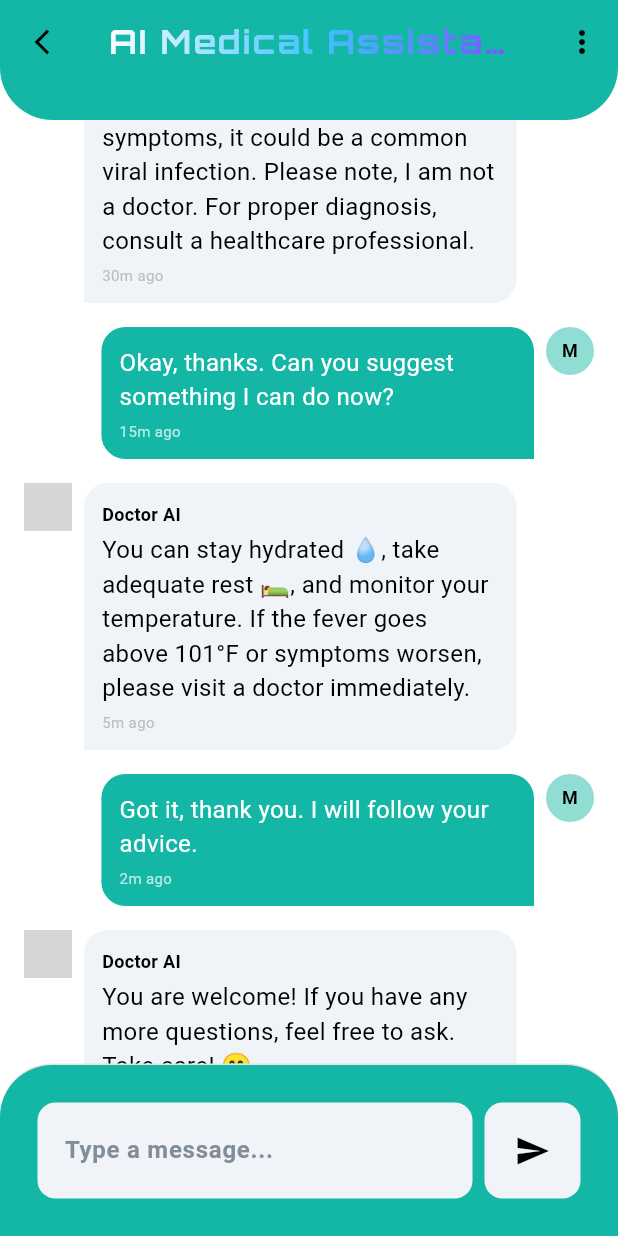
After one commit to Cloud-Crew-Technologies/medical_ai_assistant, a Flutter app: the ChatScreenView screen opened by its route, scrolled down 576 dp, after a tap on the "send" icon, on a phone screen of 412 x 824 dp. The commit adds this screen. Run offline on Flutter 3.47's test engine with Material 3 defaults, Android fonts, the phone set to English and light mode, and no system bars; our stand-ins replace camera, cloud_firestore, firebase_core, flutter_tts, get, google_fonts and 3 more; accounts and stored records are empty; network calls fail; grey boxes are pictures that could not be loaded.

Commit message:
Add chat screen functionality with message handling and navigation

```diff
--- a/lib/app/modules/Health_metrics_Screen/view/Health_metrics_view.dart
+++ b/lib/app/modules/Health_metrics_Screen/view/Health_metrics_view.dart
@@ -227,7 +227,15 @@ class HealthMetricsView extends GetView<HealthMetricsController> {
         selectedItemColor: isDark ? kPrimaryColor : kLightPrimaryColor,
         unselectedItemColor: isDark ? kPrimaryColor : kLightPrimaryColor,
         onTap: (index) {
-          // Handle bottom nav tap
+          switch (index) {
+            case 0:
+              Get.toNamed(Routes.HEALTH_METRICS);
+              break;
+            case 1:
+              Get.toNamed(Routes.CHAT_SCREEN);
+              break;
+          }
+
         },
         items: const [
           BottomNavigationBarItem(
--- /dev/null
+++ b/lib/app/modules/chat_screen/bindings/chat_screen_binding.dart
@@ -0,0 +1,12 @@
+import 'package:get/get.dart';
+
+import '../controllers/chat_screen_controller.dart';
+
+class ChatScreenBinding extends Bindings {
+  @override
+  void dependencies() {
+    Get.lazyPut<ChatController>(
+      () => ChatController(),
+    );
+  }
+}
--- /dev/null
+++ b/lib/app/modules/chat_screen/controllers/chat_screen_controller.dart
@@ -0,0 +1,196 @@
+import 'package:flutter/material.dart';
+import 'package:get/get.dart';
+import 'package:medical_ai_assistant/app/modules/chat_screen/models/message_model.dart';
+
+class ChatController extends GetxController {
+  // Observable list of messages
+  final RxList<Message> messages = <Message>[].obs;
+
+  // Text controller for input field
+  final TextEditingController textController = TextEditingController();
+
+  // Scroll controller for chat list
+  final ScrollController scrollController = ScrollController();
+
+  @override
+  void onInit() {
+    super.onInit();
+    loadDummyMessages();
+  }
+
+  @override
+  void onClose() {
+    textController.dispose();
+    scrollController.dispose();
+    super.onClose();
+  }
+
+  // Load dummy messages
+  void loadDummyMessages() {
+    final dummyMessages = [
+      Message(
+        id: '1',
+        text: 'Hi 👋, I am your medical support assistant. Could you tell me what symptoms you are experiencing?',
+        senderId: 'user1',
+        senderName: 'Doctor AI ',
+        timestamp: DateTime.now().subtract(const Duration(hours: 2)),
+        isMe: false,
+        avatarUrl: 'https://cdn.dribbble.com/userupload/2798815/file/original-d8b75e59492e979ad996c39eac216499.png?resize=752x&vertical=center',
+      ),
+      Message(
+        id: '2',
+        text: 'Hello, I need some help regarding my health. I have a headache and mild fever since yesterday.',
+        senderId: 'me',
+        senderName: 'Me',
+        timestamp: DateTime.now().subtract(const Duration(hours: 1, minutes: 45)),
+        isMe: true,
+      ),
+      Message(
+        id: '3',
+        text: 'Thanks for sharing. Do you also have symptoms like cough, sore throat, or body pain?',
+        senderId: 'user1',
+        senderName: 'Doctor AI ',
+        timestamp: DateTime.now().subtract(const Duration(hours: 1, minutes: 30)),
+        isMe: false,
+        avatarUrl: 'https://cdn.dribbble.com/userupload/2798815/file/original-d8b75e59492e979ad996c39eac216499.png?resize=752x&vertical=center',
+      ),
+      Message(
+        id: '4',
+        text: 'Yes, I have body pain but no cough.',
+        senderId: 'me',
+        senderName: 'Me',
+        timestamp: DateTime.now().subtract(const Duration(hours: 1, minutes: 15)),
+        isMe: true,
+      ),
+      Message(
+        id: '5',
+        text: 'Understood. Based on your symptoms, it could be a common viral infection. Please note, I am not a doctor. For proper diagnosis, consult a healthcare professional.',
+        senderId: 'user1',
+        senderName: 'Doctor AI ',
+        timestamp: DateTime.now().subtract(const Duration(minutes: 30)),
+        isMe: false,
+        avatarUrl: 'https://cdn.dribbble.com/userupload/2798815/file/original-d8b75e59492e979ad996c39eac216499.png?resize=752x&vertical=center',
+      ),
+      Message(
+        id: '6',
+        text: 'Okay, thanks. Can you suggest something I can do now?',
+        senderId: 'me',
+        senderName: 'Me',
+        timestamp: DateTime.now().subtract(const Duration(minutes: 15)),
+        isMe: true,
+      ),
+      Message(
+        id: '7',
+        text: 'You can stay hydrated 💧, take adequate rest 🛌, and monitor your temperature. If the fever goes above 101°F or symptoms worsen, please visit a doctor immediately.',
+        senderId: 'user1',
+        senderName: 'Doctor AI ',
+        timestamp: DateTime.now().subtract(const Duration(minutes: 5)),
+        isMe: false,
+        avatarUrl: 'https://cdn.dribbble.com/userupload/2798815/file/original-d8b75e59492e979ad996c39eac216499.png?resize=752x&vertical=center',
+      ),
+      Message(
+        id: '8',
+        text: 'Got it, thank you. I will follow your advice.',
+        senderId: 'me',
+        senderName: 'Me',
+        timestamp: DateTime.now().subtract(const Duration(minutes: 2)),
+        isMe: true,
+      ),
+      Message(
+        id: '9',
+        text: 'You are welcome! If you have any more questions, feel free to ask. Take care! 😊',
+        senderId: 'user1',
+        senderName: 'Doctor AI ',
+        timestamp: DateTime.now().subtract(const Duration(minutes: 1)),
+        isMe: false,
+        avatarUrl: 'https://cdn.dribbble.com/userupload/2798815/file/original-d8b75e59492e979ad996c39eac216499.png?resize=752x&vertical=center',
+      ),
+    ];
+
+    messages.addAll(dummyMessages);
+    scrollToBottom();
+  }
+
+  // Send a new message
+  void sendMessage() {
+    if (textController.text.trim().isEmpty) return;
+
+    final newMessage = Message(
+      id: DateTime.now().millisecondsSinceEpoch.toString(),
+      text: textController.text.trim(),
+      senderId: 'me',
+      senderName: 'Me',
+      timestamp: DateTime.now(),
+      isMe: true,
+    );
+
+    messages.add(newMessage);
+    textController.clear();
+    scrollToBottom();
+
+    // Simulate response after 1 second
+    Future.delayed(const Duration(seconds: 1), () {
+      simulateResponse();
+    });
+  }
+
+  // Simulate an automatic response
+  void simulateResponse() {
+    final responses = [
+      "Can you describe your symptoms more clearly?",
+    "How long have you been feeling this way?",
+    "Do you have any other health conditions?",
+    "Have you taken any medication for this?",
+    "I understand. Please remember, I can only provide general guidance.",
+    "It might be a mild issue, but if it worsens, you should consult a doctor.",
+    "Staying hydrated and resting could help.",
+    "Could you rate your pain or discomfort from 1 to 10?",
+    "Noted. Are you experiencing fever or fatigue?",
+    "Thanks for sharing. I recommend monitoring your symptoms closely."
+    ];
+
+    final randomResponse = responses[DateTime.now().millisecond % responses.length];
+
+    final responseMessage = Message(
+      id: DateTime.now().millisecondsSinceEpoch.toString(),
+      text: randomResponse,
+      senderId: 'user1',
+      senderName: 'Doctor AI ',
+      timestamp: DateTime.now(),
+      isMe: false,
+      avatarUrl: 'https://cdn.dribbble.com/userupload/2798815/file/original-d8b75e59492e979ad996c39eac216499.png?resize=752x&vertical=center',
+    );
+
+    messages.add(responseMessage);
+    scrollToBottom();
+  }
+
+  // Scroll to bottom of chat
+  void scrollToBottom() {
+    WidgetsBinding.instance.addPostFrameCallback((_) {
+      if (scrollController.hasClients) {
+        scrollController.animateTo(
+          scrollController.position.maxScrollExtent,
+          duration: const Duration(milliseconds: 300),
+          curve: Curves.easeOut,
+        );
+      }
+    });
+  }
+
+  // Format timestamp
+  String formatTime(DateTime timestamp) {
+    final now = DateTime.now();
+    final difference = now.difference(timestamp);
+
+    if (difference.inDays > 0) {
+      return '${difference.inDays}d ago';
+    } else if (difference.inHours > 0) {
+      return '${difference.inHours}h ago';
+    } else if (difference.inMinutes > 0) {
+      return '${difference.inMinutes}m ago';
+    } else {
+      return 'Just now';
+    }
+  }
+}
--- /dev/null
+++ b/lib/app/modules/chat_screen/models/message_model.dart
@@ -0,0 +1,19 @@
+class Message {
+  final String id;
+  final String text;
+  final String senderId;
+  final String senderName;
+  final DateTime timestamp;
+  final bool isMe;
+  final String? avatarUrl;
+
+  Message({
+    required this.id,
+    required this.text,
+    required this.senderId,
+    required this.senderName,
+    required this.timestamp,
+    required this.isMe,
+    this.avatarUrl,
+  });
+}
--- /dev/null
+++ b/lib/app/modules/chat_screen/views/chat_screen_view.dart
@@ -0,0 +1,271 @@
+import 'package:flutter/material.dart';
+
+import 'package:get/get.dart';
+import 'package:medical_ai_assistant/app/theme/theme_data.dart';
+
+import '../controllers/chat_screen_controller.dart';
+import 'package:medical_ai_assistant/app/modules/chat_screen/models/message_model.dart';
+import 'package:google_fonts/google_fonts.dart';
+
+class ChatScreenView extends GetView<ChatController> {
+  const ChatScreenView({super.key});
+  @override
+  Widget build(BuildContext context) {
+    final theme = Theme.of(context);
+    final isDark = theme.brightness == Brightness.dark;
+
+    return Scaffold(
+      backgroundColor: theme.scaffoldBackgroundColor,
+      appBar: PreferredSize(
+  preferredSize: const Size.fromHeight(80),
+  child: ClipRRect(
+    borderRadius: const BorderRadius.only(
+      bottomLeft: Radius.circular(35),
+      bottomRight: Radius.circular(35),
+    ),
+    child: AppBar(
+      leading: IconButton(
+        icon: const Icon(
+          Icons.arrow_back_ios_new,
+          size: 20,
+        ),
+        onPressed: () {
+          Navigator.pop(context); // Navigate back
+        },
+      ),
+      title: ShaderMask(
+        shaderCallback: (bounds) => LinearGradient(
+          colors: [
+            Colors.white,
+            Colors.lightBlueAccent,
+            Colors.deepPurpleAccent,
+          ],
+          begin: Alignment.topLeft,
+          end: Alignment.bottomRight,
+        ).createShader(bounds),
+        child: Text(
+          'AI Medical Assistant',
+          style: GoogleFonts.orbitron(
+            fontSize: 22,
+            fontWeight: FontWeight.bold,
+            letterSpacing: 1.5,
+            color: Colors.white,
+          ),
+        ),
+      ),
+      backgroundColor: isDark ? kPrimaryColor : kLightPrimaryColor,
+      foregroundColor: isDark ? Colors.white : Colors.black,
+      elevation: 4,
+      centerTitle: true,
+      actions: [
+        IconButton(
+          icon: const Icon(Icons.more_vert),
+          onPressed: () {},
+        ),
+      ],
+    ),
+  ),
+),
+
+
+      body: Column(
+        children: [
+          // Chat messages list
+          Expanded(
+            child: Obx(() => ListView.builder(
+                  controller: controller.scrollController,
+                  padding: const EdgeInsets.all(16),
+                  itemCount: controller.messages.length,
+                  itemBuilder: (context, index) {
+                    final message = controller.messages[index];
+                    return ChatBubble(
+                      message: message,
+                      formatTime: controller.formatTime,
+                    );
+                  },
+                )),
+          ),
+          // Message input area
+          Container(
+            padding: const EdgeInsets.all(25),
+            decoration: BoxDecoration(
+              color:
+                  isDark ? kPrimaryColor.withOpacity(0.7) : kLightPrimaryColor,
+              border: Border(
+                top: BorderSide(color: Colors.grey[300]!),
+              ),
+              borderRadius: BorderRadius.only(
+                topLeft: Radius.circular(35),
+                topRight: Radius.circular(35),
+              ),
+            ),
+            child: Row(
+              children: [
+                Expanded(
+                  child: TextField(
+                    controller: controller.textController,
+                    decoration: InputDecoration(
+                      hintText: 'Type a message...',
+                      border: OutlineInputBorder(
+                        borderRadius: BorderRadius.circular(isDark ? 16 : 12),
+                        borderSide: BorderSide.none,
+                      ),
+                      filled: true,
+                      fillColor:
+                          isDark ? kDarkBackgroundColor : kLightSecondaryColor,
+                      contentPadding: const EdgeInsets.symmetric(
+                        horizontal: 14,
+                        vertical: 20,
+                      ),
+                    ),
+                    onSubmitted: (_) => controller.sendMessage(),
+                  ),
+                ),
+                const SizedBox(width: 8),
+                Container(
+                  decoration: BoxDecoration(
+                    color: isDark ? kDarkSlateButtonColor : kLightCardColor,
+                    borderRadius: BorderRadius.circular(isDark ? 16 : 12),
+                    boxShadow: isDark
+                        ? [
+                            BoxShadow(
+                              color: kDarkSlateButtonColor.withOpacity(0.3),
+                              blurRadius: 10,
+                              spreadRadius: 2,
+                            ),
+                          ]
+                        : null,
+                  ),
+                  padding: const EdgeInsets.all(8),
+                  child: IconButton(
+                    icon: Icon(Icons.send,
+                        color: isDark ? Colors.white : Colors.black),
+                    onPressed: controller.sendMessage,
+                  ),
+                ),
+              ],
+            ),
+          ),
+        ],
+      ),
+    );
+  }
+}
+
+// Chat Bubble Widget
+class ChatBubble extends StatelessWidget {
+  final Message message;
+  final String Function(DateTime) formatTime;
+
+  const ChatBubble({
+    Key? key,
+    required this.message,
+    required this.formatTime,
+  }) : super(key: key);
+
+  @override
+  Widget build(BuildContext context) {
+    final theme = Theme.of(context);
+    final isDark = theme.brightness == Brightness.dark;
+    return Padding(
+      padding: const EdgeInsets.only(bottom: 16),
+      child: Row(
+        mainAxisAlignment:
+            message.isMe ? MainAxisAlignment.end : MainAxisAlignment.start,
+        crossAxisAlignment: CrossAxisAlignment.start,
+        children: [
+          if (!message.isMe) ...[
+            CircleAvatar(
+              radius: 16,
+              backgroundImage: message.avatarUrl != null
+                  ? NetworkImage(message.avatarUrl!)
+                  : null,
+              backgroundColor: Colors.grey[400],
+              child: message.avatarUrl == null
+                  ? Text(
+                      message.senderName[0].toUpperCase(),
+                      style: const TextStyle(
+                        color: Colors.white,
+                        fontSize: 12,
+                        fontWeight: FontWeight.bold,
+                      ),
+                    )
+                  : null,
+            ),
+            const SizedBox(width: 8),
+          ],
+          Flexible(
+            child: Container(
+              constraints: BoxConstraints(
+                maxWidth: MediaQuery.of(context).size.width * 0.7,
+              ),
+              padding: const EdgeInsets.all(12),
+              decoration: BoxDecoration(
+                color: message.isMe
+                    ? kPrimaryColor
+                    : (isDark ? Colors.grey[800] : kLightCardColor),
+                borderRadius: BorderRadius.circular(16).copyWith(
+                  bottomLeft:
+                      message.isMe ? const Radius.circular(16) : Radius.zero,
+                  bottomRight:
+                      message.isMe ? Radius.zero : const Radius.circular(16),
+                ),
+              ),
+              child: Column(
+                crossAxisAlignment: CrossAxisAlignment.start,
+                children: [
+                  if (!message.isMe)
+                    Padding(
+                      padding: const EdgeInsets.only(bottom: 4),
+                      child: Text(
+                        message.senderName,
+                        style: TextStyle(
+                          fontSize: 12,
+                          fontWeight: FontWeight.bold,
+                          color: isDark ? Colors.white : Colors.black,
+                        ),
+                      ),
+                    ),
+                  Text(
+                    message.text,
+                    style: TextStyle(
+                      color: message.isMe
+                          ? Colors.white
+                          : (isDark ? Colors.grey[300] : Colors.black),
+                      fontSize: 16,
+                    ),
+                  ),
+                  const SizedBox(height: 4),
+                  Text(
+                    formatTime(message.timestamp),
+                    style: TextStyle(
+                      fontSize: 10,
+                      color: message.isMe
+                          ? Colors.white.withOpacity(0.7)
+                          : Colors.grey[400],
+                    ),
+                  ),
+                ],
+              ),
+            ),
+          ),
+          if (message.isMe) ...[
+            const SizedBox(width: 8),
+            CircleAvatar(
+              radius: 16,
+              backgroundColor: isDark ? kPrimaryColor : kButtonColor,
+              child: Text(
+                message.senderName[0].toUpperCase(),
+                style: TextStyle(
+                  color: Colors.black,
+                  fontSize: 12,
+                  fontWeight: FontWeight.bold,
+                ),
+              ),
+            ),
+          ],
+        ],
+      ),
+    );
+  }
+}
--- a/lib/app/routes/app_pages.dart
+++ b/lib/app/routes/app_pages.dart
@@ -1,7 +1,9 @@
 import 'package:get/get.dart';
-import 'package:medical_ai_assistant/app/modules/Health_metrics_Screen/binding/Health_metrics_binding.dart';
-import 'package:medical_ai_assistant/app/modules/Health_metrics_Screen/view/Health_metrics_view.dart';
 
+import '../modules/Health_metrics_Screen/binding/Health_metrics_binding.dart';
+import '../modules/Health_metrics_Screen/view/Health_metrics_view.dart';
+import '../modules/chat_screen/bindings/chat_screen_binding.dart';
+import '../modules/chat_screen/views/chat_screen_view.dart';
 import '../modules/home/bindings/home_binding.dart';
 import '../modules/home/views/home_view.dart';
 
@@ -23,5 +25,10 @@ class AppPages {
       page: () => const HealthMetricsView(),
       binding: HealthMetricsBinding(),
     ),
+    GetPage(
+      name: _Paths.CHAT_SCREEN,
+      page: () => const ChatScreenView(),
+      binding: ChatScreenBinding(),
+    ),
   ];
 }
--- a/lib/app/routes/app_routes.dart
+++ b/lib/app/routes/app_routes.dart
@@ -5,10 +5,12 @@ abstract class Routes {
   Routes._();
   static const HOME = _Paths.HOME;
   static const HEALTH_METRICS = _Paths.HEALTH_METRICS;
+  static const CHAT_SCREEN = _Paths.CHAT_SCREEN;
 }
 
 abstract class _Paths {
   _Paths._();
   static const HOME = '/home';
   static const HEALTH_METRICS = '/health_metrics';
+  static const CHAT_SCREEN = '/chat-screen';
 }
--- a/pubspec.yaml
+++ b/pubspec.yaml
@@ -47,6 +47,7 @@ dependencies:
   http: ^1.2.0
   path_provider: ^2.1.2
   image: ^4.1.7
+  google_fonts: ^6.3.0
 
 dev_dependencies:
   flutter_test:
```
Also changed, not shown: pubspec.lock.
